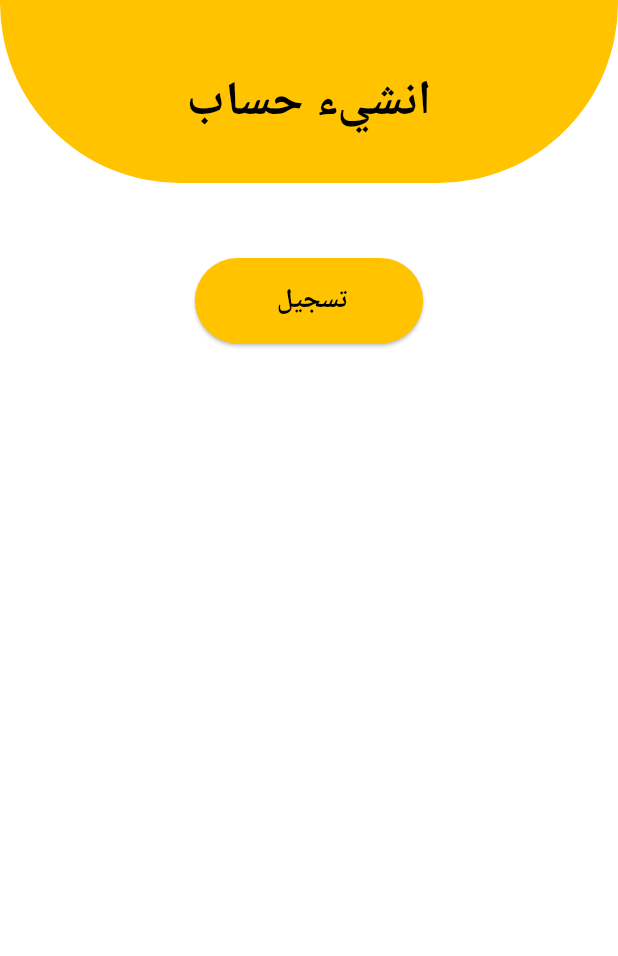
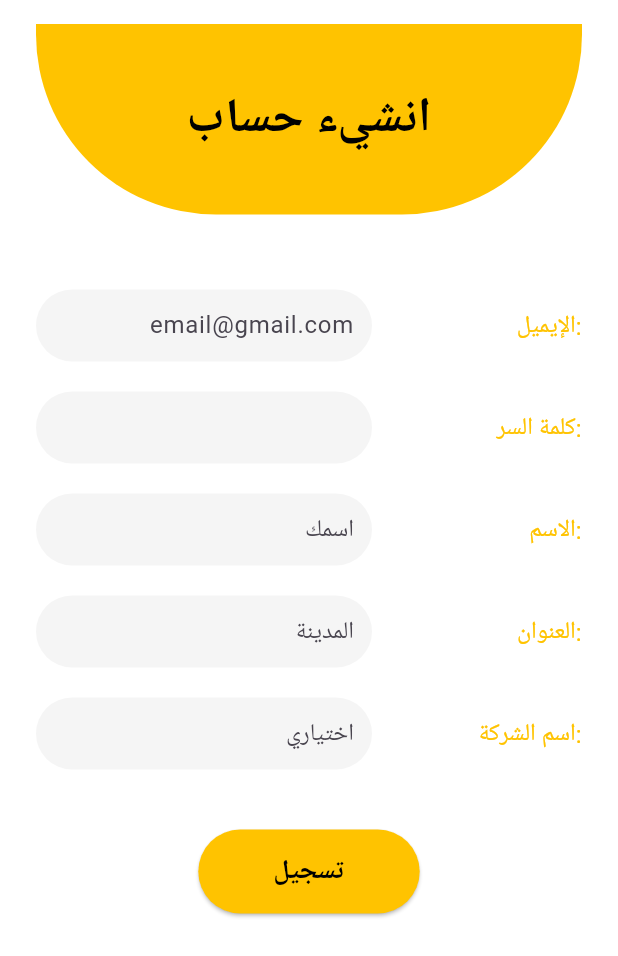
Before and after one commit to asmaa-sayed-mohammed/Graduation-Project, a Flutter app: the SignUpPage screen opened directly, on a phone screen of 412 x 824 dp. Shown: the top 956 px of the screen. Run offline on Flutter 3.47's test engine with Material 3 defaults, Android fonts, the phone set to English and light mode, and no system bars; our stand-ins replace connectivity_plus, fl_chart, flutter_onboarding_slider, get, image_picker, speech_to_text and 1 more; missing offline and left inert: google_mlkit_text_recognition; accounts and stored records are empty; project files that could hold a hidden picture were left out.

Commit message:
sign up page

```diff
--- /dev/null
+++ b/lib/models/profile_model.dart
@@ -0,0 +1,38 @@
+class ProfileModel {
+  final String? id;
+  final String name;
+  final DateTime? createdAt;
+  final String? address;
+  final String? company_Name;
+
+  ProfileModel({
+    this.id,
+    required this.name,
+    this.createdAt,
+    this.address,
+    this.company_Name,
+  });
+
+  // تحويل الـ Model إلى Map عشان نقدر نخزنها في Supabase
+  Map<String, dynamic> toMap() {
+    return {
+      'id': id,
+      'name': name,
+      'created_at': createdAt?.toIso8601String(),
+      'address': address,
+      'company_Name': company_Name,
+    };
+  }
+
+  factory ProfileModel.fromMap(Map<String, dynamic> map) {
+    return ProfileModel(
+      id: map['id'] as String?,
+      name: map['name'] as String? ?? 'user',
+      createdAt: map['created_at'] != null
+          ? DateTime.parse(map['created_at'] as String)
+          : null,
+      address: map['address'] as String?,
+      company_Name: map['company_Name'] as String?,
+    );
+  }
+}
--- a/lib/view/sign_up_page.dart
+++ b/lib/view/sign_up_page.dart
@@ -1,22 +1,125 @@
 import 'package:flutter/material.dart';
 import 'package:get/get.dart';
-import 'package:graduation_project/view/main_screen.dart';
-
 import '../core/style/colors.dart';
+import '../services/auth_service.dart';
+import '../services/profile_services.dart';
+import '../models/profile_model.dart';
+import 'main_screen.dart';
 
 class SignUpPage extends StatelessWidget {
   SignUpPage({super.key});
+
+  final emailController = TextEditingController();
+  final passwordController = TextEditingController();
+  final nameController = TextEditingController();
+  final addressController = TextEditingController();
+  final companyController = TextEditingController();
+
+  final AuthService _authService = AuthService();
+  final ProfileService _profileService = ProfileService();
+
+  void _signUp(BuildContext context) async {
+    final email = emailController.text.trim();
+    final password = passwordController.text.trim();
+    final name = nameController.text.trim();
+    final address = addressController.text.trim();
+    final companyName = companyController.text.trim();
+
+    if (email.isEmpty || password.isEmpty || name.isEmpty) {
+      ScaffoldMessenger.of(context).showSnackBar(
+        const SnackBar(content: Text('Please fill all required fields')),
+      );
+      return;
+    }
+
+    final user = await _authService.register(email, password);
+
+    if (user != null) {
+      final profile = ProfileModel(
+        id: user.id,
+        name: name,
+        address: address,
+        company_Name: companyName,
+        createdAt: DateTime.now(),
+      );
+
+      final success = await _profileService.createProfile(profile);
+
+      if (success) {
+        ScaffoldMessenger.of(context).showSnackBar(
+          const SnackBar(content: Text('Account created successfully!')),
+        );
+        Get.off(() => MainScreen());
+      } else {
+        ScaffoldMessenger.of(context).showSnackBar(
+          const SnackBar(content: Text('Failed to create profile')),
+        );
+      }
+    } else {
+      ScaffoldMessenger.of(context).showSnackBar(
+        const SnackBar(content: Text('Signup failed!')),
+      );
+    }
+  }
+
+  Widget _buildRowField({
+    required String label,
+    required TextEditingController controller,
+    bool obscureText = false,
+    String? hint,
+  }) {
+    return Padding(
+      padding: const EdgeInsets.symmetric(vertical: 10),
+      child: Row(
+        textDirection: TextDirection.rtl, // القراءة من اليمين لليسار
+        children: [
+          SizedBox(
+            width: 140,
+            child: Text(
+              label,
+              textAlign: TextAlign.right,
+              style: TextStyle(
+                color: AppColor.primary_color,
+                fontSize: 16,
+              ),
+            ),
+          ),
+          Expanded(
+            child: Container(
+              padding: const EdgeInsets.symmetric(horizontal: 12),
+              decoration: BoxDecoration(
+                color: AppColor.gray.withOpacity(0.1),
+                borderRadius: BorderRadius.circular(30),
+              ),
+              child: TextField(
+                controller: controller,
+                obscureText: obscureText,
+                textAlign: TextAlign.right,
+                style: TextStyle(color: AppColor.black),
+                decoration: InputDecoration(
+                  hintText: hint,
+                  border: InputBorder.none,
+                ),
+              ),
+            ),
+          ),
+        ],
+      ),
+    );
+  }
 
   @override
   Widget build(BuildContext context) {
     return Scaffold(
       backgroundColor: Colors.white,
-      body: SafeArea(child:SingleChildScrollView(
+      body: SafeArea(
+        child: SingleChildScrollView(
+          padding: const EdgeInsets.symmetric(horizontal: 24, vertical: 16),
           child: Column(
             children: [
               Container(
                 width: double.infinity,
-              padding: const EdgeInsets.symmetric(vertical: 30, horizontal: 16),
+                padding: const EdgeInsets.symmetric(vertical: 40),
                 decoration: BoxDecoration(
                   color: AppColor.primary_color,
                   borderRadius: const BorderRadius.only(
@@ -24,27 +127,31 @@ class SignUpPage extends StatelessWidget {
                     bottomRight: Radius.circular(120),
                   ),
                 ),
-              child: Column(
-                children: [
-                  Row(
-                    mainAxisAlignment: MainAxisAlignment.spaceBetween,
-                  ),
-                  const SizedBox(height: 15),
-                  Text(
+                child: Center(
+                  child: Text(
                     'انشيء حساب',
                     style: TextStyle(
                       color: AppColor.black,
                       fontSize: 32,
                       fontWeight: FontWeight.bold,
                     ),
-                  )
-                ],
                   ),
                 ),
-            const SizedBox(height: 50,),
+              ),
+              const SizedBox(height: 40),
 
-            //email-password-name
+              // Fields
+              _buildRowField(
+                  label: 'الإيميل:', controller: emailController, hint: 'email@gmail.com'),
+              _buildRowField(
+                  label: 'كلمة السر:', controller: passwordController, obscureText: true),
+              _buildRowField(label: 'الاسم:', controller: nameController, hint: 'اسمك'),
+              _buildRowField(label: 'العنوان:', controller: addressController, hint: 'المدينة'),
+              _buildRowField(label: 'اسم الشركة:', controller: companyController, hint: 'اختياري'),
 
+              const SizedBox(height: 30),
+
+              // Signup Button
               ElevatedButton(
                 style: ElevatedButton.styleFrom(
                   backgroundColor: AppColor.primary_color,
@@ -53,24 +160,19 @@ class SignUpPage extends StatelessWidget {
                     borderRadius: BorderRadius.circular(30),
                   ),
                 ),
-              onPressed: () async {
-                // controller.processInput();
-                Get.off(()=> MainScreen());
-              },
+                onPressed: () => _signUp(context),
                 child: Text(
-                ' تسجيل',
+                  'تسجيل',
                   style: TextStyle(
                     color: AppColor.black,
                     fontSize: 18,
                     fontWeight: FontWeight.bold,
                   ),
                 ),
-
               ),
             ],
           ),
-      )
-
+        ),
       ),
     );
   }
```
Also changed, not shown: lib/services/auth_service.dart (+37 -1 lines), lib/services/profile_services.dart (added, +55 -0 lines), lib/view/login_page.dart (added). Lines whose indentation alone changed are shown as unchanged.
